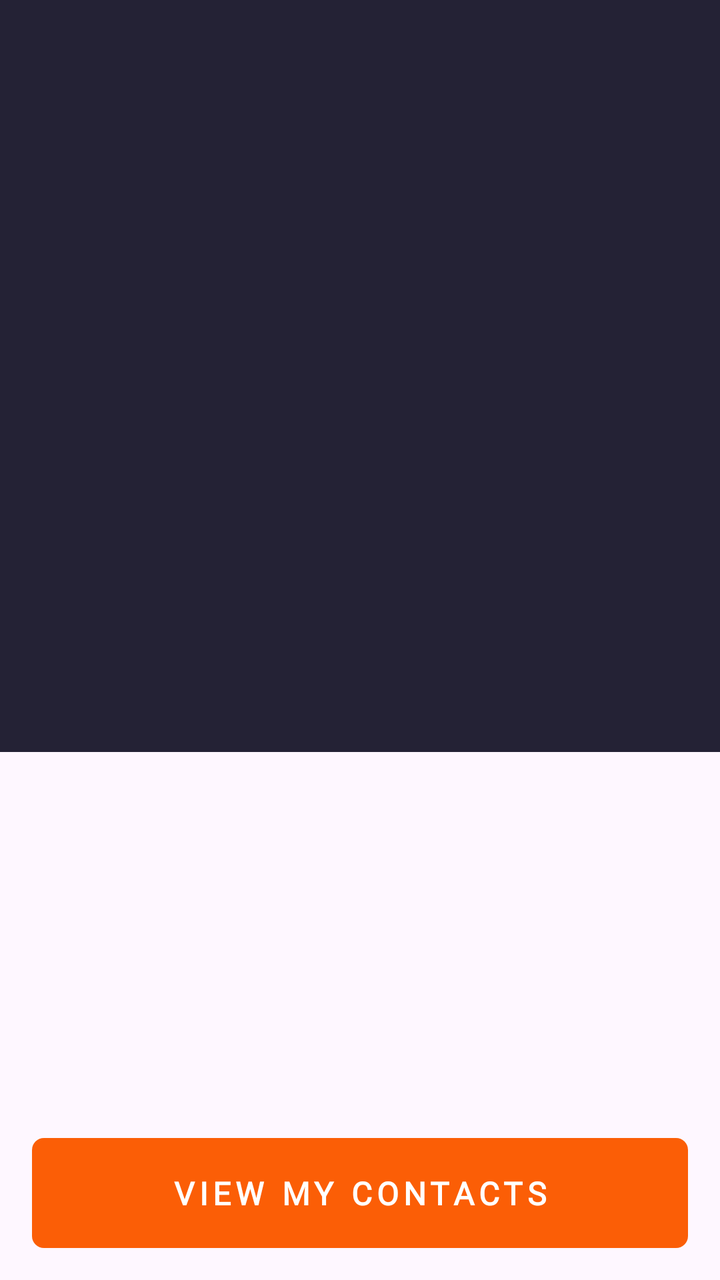
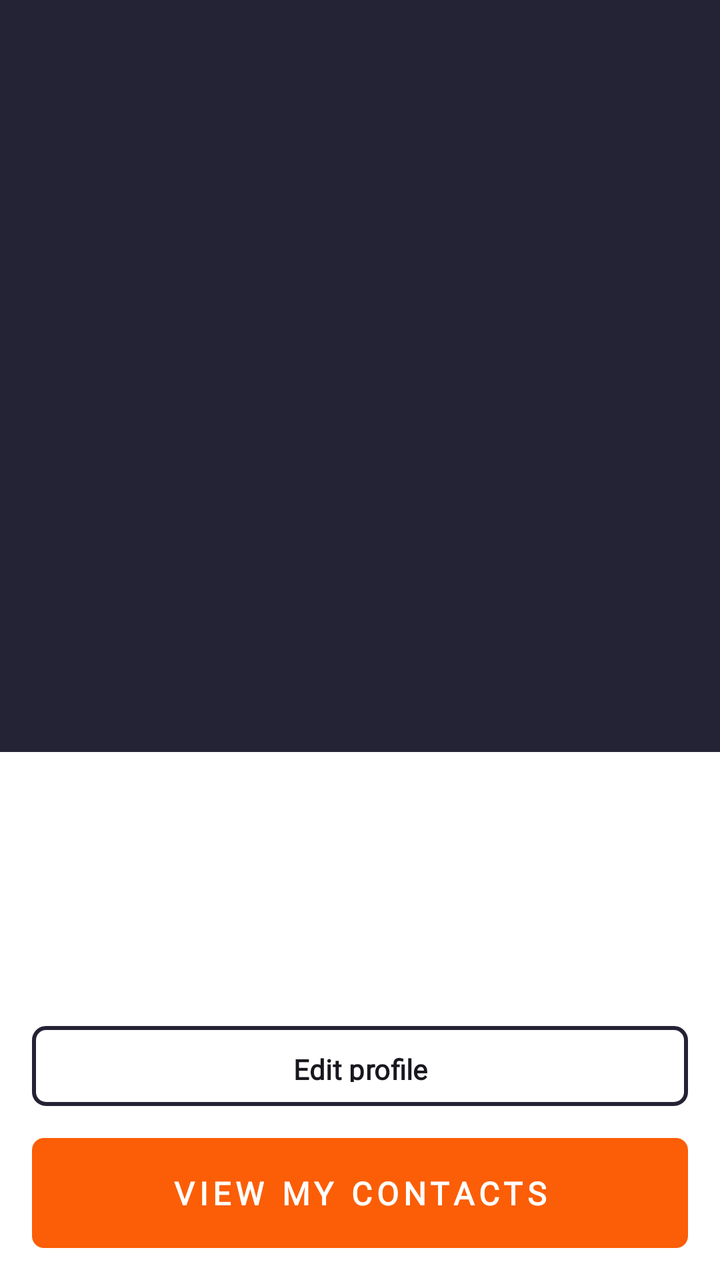

An Android layout rendered at two revisions. The XML below is the earlier revision; the diff shows what the commit changed to produce the second picture.
<!-- AndroidManifest.xml: application theme Theme.AndroidCourseShpp -->
<!-- res/layout/activity_main.xml -->
<?xml version="1.0" encoding="utf-8"?>
<androidx.constraintlayout.widget.ConstraintLayout xmlns:android="http://schemas.android.com/apk/res/android"
    xmlns:app="http://schemas.android.com/apk/res-auto"
    xmlns:tools="http://schemas.android.com/tools"
    android:id="@+id/main"
    android:layout_width="match_parent"
    android:layout_height="match_parent"
    tools:context=".MainActivity">

    <androidx.constraintlayout.widget.ConstraintLayout
        android:id="@+id/darkBlueLayout"
        android:layout_width="match_parent"
        android:layout_height="376dp"
        android:background="@color/darkBlue"
        app:layout_constraintStart_toStartOf="parent"
        app:layout_constraintTop_toTopOf="parent">
    </androidx.constraintlayout.widget.ConstraintLayout>

    <Button
        android:id="@+id/view_my_cont_butt"
        android:layout_width="match_parent"
        android:layout_height="55dp"
        android:layout_marginHorizontal="16dp"
        android:layout_marginBottom="16dp"
        android:background="@drawable/view_my_contacts_background"
        android:fontFamily="@font/open_sans"
        android:letterSpacing="0.15"
        android:lineHeight="24dp"
        android:paddingVertical="8dp"
        android:text="@string/view_my_contacts"
        android:textFontWeight="600"
        android:textSize="16sp"
        app:backgroundTint="@null"
        app:layout_constraintBottom_toBottomOf="parent" />

</androidx.constraintlayout.widget.ConstraintLayout>
<!-- resources referenced by this layout -->
<resources>
  <color name="darkBlue">#242235</color>
  <!-- drawable view_my_contacts_background (drawable) -->
  <?xml version="1.0" encoding="utf-8"?>
  <shape xmlns:android="http://schemas.android.com/apk/res/android"
      android:shape="rectangle">
      <corners android:radius="6dp" />
      <solid android:color="@color/orange" />
  
  </shape>
  <string name="view_my_contacts">VIEW MY CONTACTS</string>
  <style name="Theme.AndroidCourseShpp" parent="Base.Theme.AndroidCourseShpp" />
  <color name="orange">#FB5E06</color>
  <style name="Base.Theme.AndroidCourseShpp" parent="Theme.Material3.DayNight.NoActionBar">
          
          
      </style>
</resources>

<!-- the commit's change to res/layout/activity_main.xml (unified diff, before → after) -->
@@ -5,6 +5,7 @@
     android:id="@+id/main"
     android:layout_width="match_parent"
     android:layout_height="match_parent"
+    android:background="@color/white"
     tools:context=".MainActivity">
 
     <androidx.constraintlayout.widget.ConstraintLayout
@@ -29,8 +30,26 @@
         android:paddingVertical="8dp"
         android:text="@string/view_my_contacts"
         android:textFontWeight="600"
+        android:textColor="@color/white"
         android:textSize="16sp"
         app:backgroundTint="@null"
         app:layout_constraintBottom_toBottomOf="parent" />
 
+    <Button
+        android:id="@+id/edit_prof_butt"
+        android:layout_width="match_parent"
+        android:layout_height="40dp"
+        android:layout_marginHorizontal="16dp"
+        android:layout_marginBottom="16dp"
+        android:background="@drawable/edit_profile_background"
+        android:fontFamily="@font/open_sans"
+        android:lineHeight="18.2dp"
+        android:paddingVertical="8dp"
+        android:text="@string/edit_profile"
+        android:textColor="@color/darkGray"
+        android:textFontWeight="600"
+        android:textSize="14sp"
+        app:backgroundTint="@null"
+        app:layout_constraintBottom_toTopOf="@id/view_my_cont_butt" />
+
 </androidx.constraintlayout.widget.ConstraintLayout>
<!-- resource entries referenced after the edit -->
@@ -1,6 +1,18 @@
 <!-- resources referenced by this layout -->
 <resources>
   <color name="darkBlue">#242235</color>
+  <color name="darkGray">#18181F</color>
+  <color name="white">#FFFFFFFF</color>
+  <!-- drawable edit_profile_background (drawable) -->
+  <?xml version="1.0" encoding="utf-8"?>
+  <shape xmlns:android="http://schemas.android.com/apk/res/android"
+      android:shape="rectangle">
+      <stroke
+          android:width="2dp"
+          android:color="@color/darkBlue" />
+      <corners android:radius="6dp" />
+      <solid android:color="@color/white" />
+  </shape>
   <!-- drawable view_my_contacts_background (drawable) -->
   <?xml version="1.0" encoding="utf-8"?>
   <shape xmlns:android="http://schemas.android.com/apk/res/android"
@@ -9,6 +21,7 @@
       <solid android:color="@color/orange" />
   
   </shape>
+  <string name="edit_profile">Edit profile</string>
   <string name="view_my_contacts">VIEW MY CONTACTS</string>
   <style name="Theme.AndroidCourseShpp" parent="Base.Theme.AndroidCourseShpp" />
   <color name="orange">#FB5E06</color>
